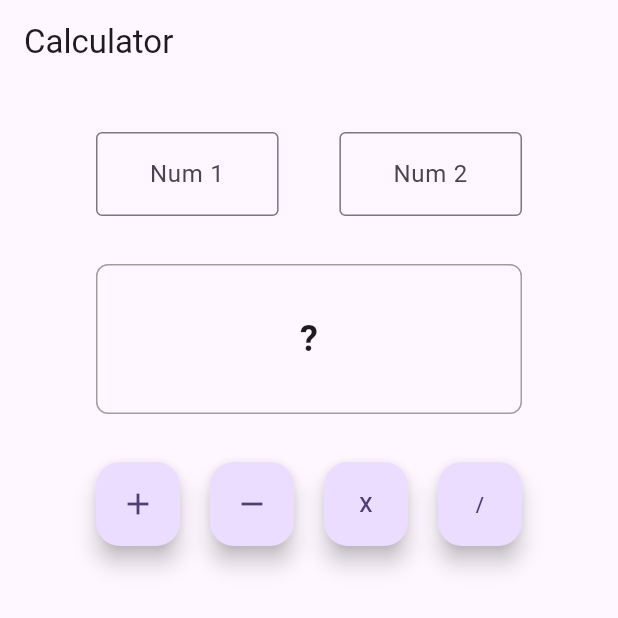
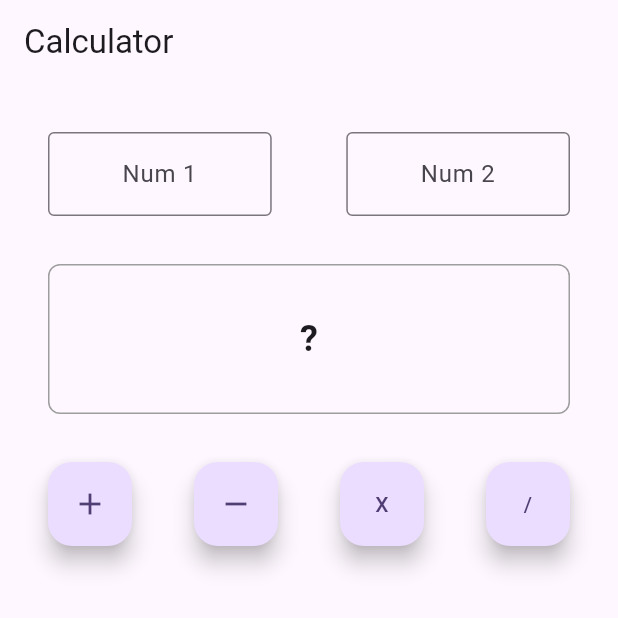
Before and after one commit to hridoyxero/hrdi_course_flutter, a Flutter app: the screen it shows after launch, on a phone screen of 412 x 824 dp, the top half of it. Run offline on Flutter 3.47's test engine with Material 2 defaults, Android fonts, the light colour scheme and no system bars.

Commit message:
fixed: side margin

```diff
--- a/lib/assignment_02/calculator.dart
+++ b/lib/assignment_02/calculator.dart
@@ -31,7 +31,7 @@ class _CalculatorState extends State<Calculator> {
             ),
             Container(
               margin: EdgeInsets.symmetric(
-                horizontal: 64,
+                horizontal: 32,
               ),
               child: Row(
                 mainAxisAlignment: MainAxisAlignment.spaceBetween,
@@ -85,7 +85,7 @@ class _CalculatorState extends State<Calculator> {
 
             //Result
             Container(
-              margin: EdgeInsets.symmetric(horizontal: 64),
+              margin: EdgeInsets.symmetric(horizontal: 32),
               padding: EdgeInsets.symmetric(
                 horizontal: 16,
                 vertical: 32,
@@ -114,7 +114,7 @@ class _CalculatorState extends State<Calculator> {
             ),
 
             Container(
-              margin: EdgeInsets.symmetric(horizontal: 64,),
+              margin: EdgeInsets.symmetric(horizontal: 32,),
               child: Row(
                 mainAxisAlignment: MainAxisAlignment.spaceBetween,
                 children: [
```
